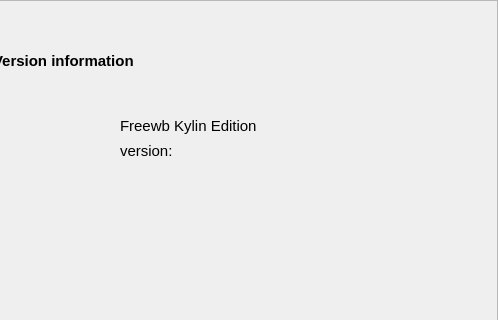
Old version of the form src/panel/src/settingwin.ui in the repository GXDE-OS/freewb; both pictures show x 282 to 780 and y 0 to 320 of the 780 by 489 pixel window.
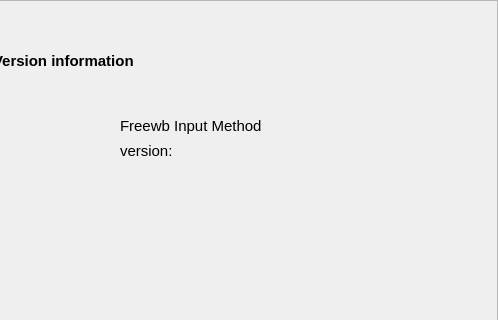
New version of the form. The open tabs and pages were chosen to show the change. Icons and pictures are not drawn.

The edit to the form file:
```diff
--- a/src/panel/src/settingwin.ui
+++ b/src/panel/src/settingwin.ui
@@ -4966,7 +4966,7 @@
        </font>
       </property>
       <property name="text">
-       <string>Freewb Kylin Edition</string>
+       <string>Freewb Input Method</string>
       </property>
       <property name="wordWrap">
        <bool>true</bool>
```
